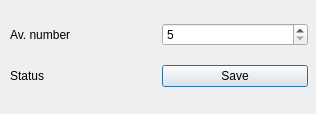
Before: the Qt Designer form save_dial.ui in vitaliibalakin/dissector, drawn with Qt 5.
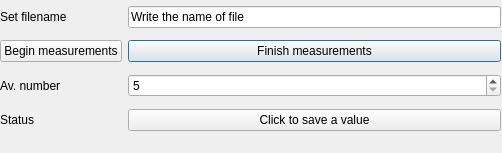
After: the same form once the commit is applied.

```diff
--- a/save_dial.ui
+++ b/save_dial.ui
@@ -6,8 +6,8 @@
    <rect>
     <x>0</x>
     <y>0</y>
-    <width>316</width>
-    <height>114</height>
+    <width>502</width>
+    <height>153</height>
    </rect>
   </property>
   <property name="windowTitle">
@@ -16,24 +16,36 @@
   <widget class="QWidget" name="verticalLayoutWidget">
    <property name="geometry">
     <rect>
-     <x>10</x>
-     <y>10</y>
-     <width>298</width>
-     <height>91</height>
+     <x>0</x>
+     <y>0</y>
+     <width>501</width>
+     <height>140</height>
     </rect>
    </property>
-   <layout class="QVBoxLayout" name="verticalLayout">
-    <item>
-     <layout class="QHBoxLayout" name="horizontalLayout">
-      <item>
-       <widget class="QLabel" name="label">
+   <layout class="QGridLayout" name="gridLayout">
+    <item row="1" column="1">
+     <widget class="QPushButton" name="btn_finish_meas">
         <property name="text">
-         <string>Av. number</string>
+       <string>Finish measurements</string>
         </property>
        </widget>
       </item>
-      <item>
-       <widget class="QSpinBox" name="av_num">
+    <item row="0" column="0">
+     <widget class="QLabel" name="label_2">
+      <property name="text">
+       <string>Set filename</string>
+      </property>
+     </widget>
+    </item>
+    <item row="1" column="0">
+     <widget class="QPushButton" name="btn_begin_meas">
+      <property name="text">
+       <string>Begin measurements</string>
+      </property>
+     </widget>
+    </item>
+    <item row="2" column="1">
+     <widget class="QSpinBox" name="box_av_num">
         <property name="minimum">
          <number>5</number>
         </property>
@@ -42,25 +54,33 @@
         </property>
        </widget>
       </item>
-     </layout>
+    <item row="0" column="1">
+     <widget class="QLineEdit" name="ln_filename">
+      <property name="text">
+       <string>Write the name of file</string>
+      </property>
+     </widget>
     </item>
-    <item>
-     <layout class="QHBoxLayout" name="horizontalLayout_2">
-      <item>
+    <item row="2" column="0">
+     <widget class="QLabel" name="label">
+      <property name="text">
+       <string>Av. number</string>
+      </property>
+     </widget>
+    </item>
+    <item row="3" column="1">
+     <widget class="QPushButton" name="btn_save">
+      <property name="text">
+       <string>Click to save a value</string>
+      </property>
+     </widget>
+    </item>
+    <item row="3" column="0">
        <widget class="QLabel" name="lbl_status">
         <property name="text">
          <string>Status</string>
         </property>
        </widget>
-      </item>
-      <item>
-       <widget class="QPushButton" name="btn_save">
-        <property name="text">
-         <string>Save</string>
-        </property>
-       </widget>
-      </item>
-     </layout>
     </item>
    </layout>
   </widget>
```
Left out of the diff: 2 changed lines with no effect on the pictures. Lines whose indentation alone changed are shown as unchanged.
